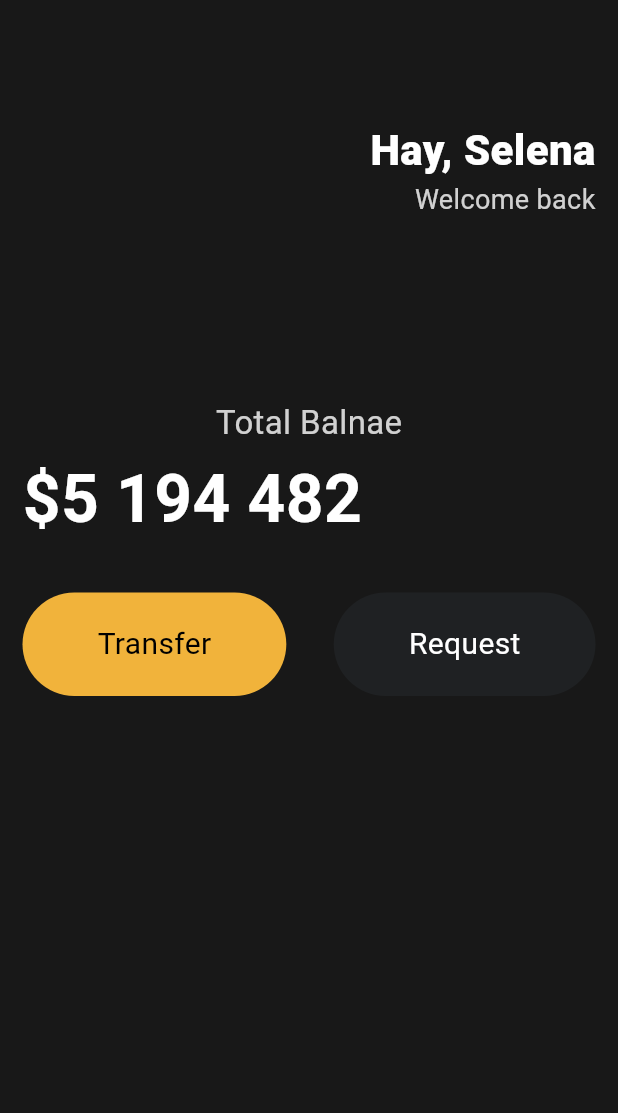
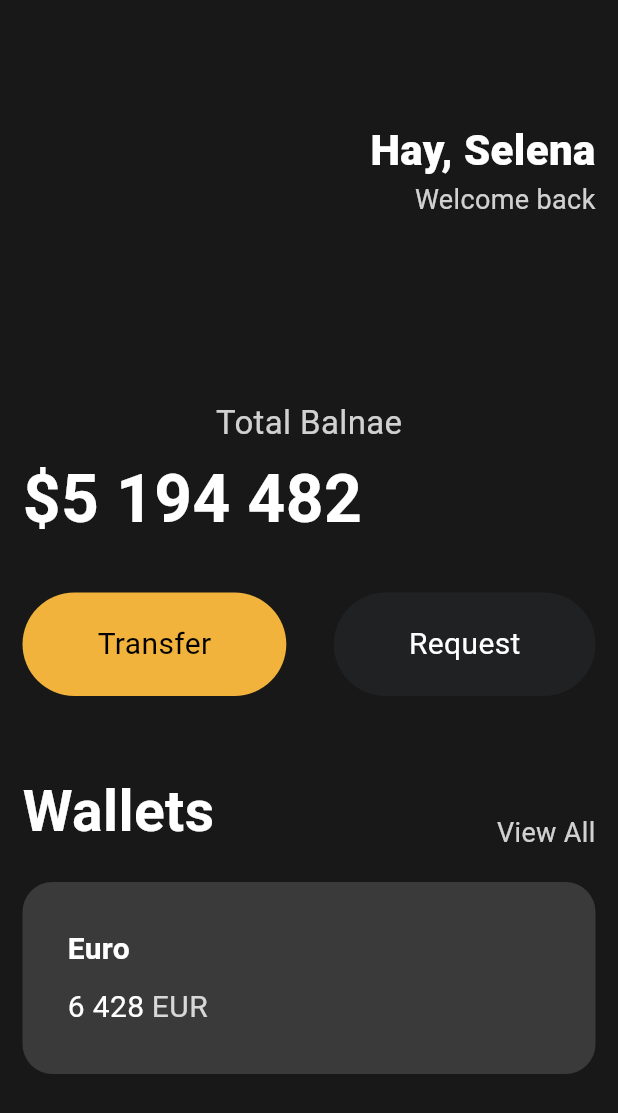
Before and after one commit to maskelog/Flutter_App, a Flutter app: the screen it shows after launch, on a phone screen of 412 x 824 dp. Shown: the top 1113 px of the screen. Run offline on Flutter 3.47's test engine with Material 3 defaults, Android fonts, the phone set to English and light mode, and no system bars.

Commit message:
cards 생성

```diff
--- a/toonweb/lib/main.dart
+++ b/toonweb/lib/main.dart
@@ -1,3 +1,4 @@
+import 'package:flutter/foundation.dart';
 import 'package:flutter/material.dart';
 import 'package:toonweb/widgets/button.dart';
 
@@ -8,7 +9,6 @@
 }
 
 void main() {
-  var hana = Player();
   runApp(const App());
 }
 
@@ -91,6 +91,83 @@
                         bgColor: Color(0xFF1F2123),
                         textColor: Colors.white),
                   ],
+                ),
+                const SizedBox(
+                  height: 50,
+                ),
+                Row(
+                  crossAxisAlignment: CrossAxisAlignment.end,
+                  mainAxisAlignment: MainAxisAlignment.spaceBetween,
+                  children: [
+                    const Text(
+                      'Wallets',
+                      style: TextStyle(
+                        color: Colors.white,
+                        fontSize: 38,
+                        fontWeight: FontWeight.w600,
+                      ),
+                    ),
+                    Text(
+                      'View All',
+                      style: TextStyle(
+                        color: Colors.white.withOpacity(0.8),
+                        fontSize: 18,
+                      ),
+                    ),
+                  ],
+                ),
+                const SizedBox(
+                  height: 20,
+                ),
+                Container(
+                  decoration: BoxDecoration(
+                    color: const Color.fromARGB(255, 58, 58, 58),
+                    borderRadius: BorderRadius.circular(20),
+                  ),
+                  child: Padding(
+                    padding: const EdgeInsets.all(30),
+                    child: Row(
+                      children: [
+                        Column(
+                          crossAxisAlignment: CrossAxisAlignment.start,
+                          children: [
+                            const Text(
+                              'Euro',
+                              style: TextStyle(
+                                color: Colors.white,
+                                fontSize: 20,
+                                fontWeight: FontWeight.w600,
+                              ),
+                            ),
+                            const SizedBox(
+                              height: 10,
+                            ),
+                            Row(
+                              children: [
+                                const Text(
+                                  '6 428',
+                                  style: TextStyle(
+                                    color: Colors.white,
+                                    fontSize: 20,
+                                  ),
+                                ),
+                                const SizedBox(
+                                  width: 5,
+                                ),
+                                Text(
+                                  'EUR',
+                                  style: TextStyle(
+                                    color: Colors.white.withOpacity(0.8),
+                                    fontSize: 20,
+                                  ),
+                                )
+                              ],
+                            ),
+                          ],
+                        ),
+                      ],
+                    ),
+                  ),
                 )
               ],
             ),
```
